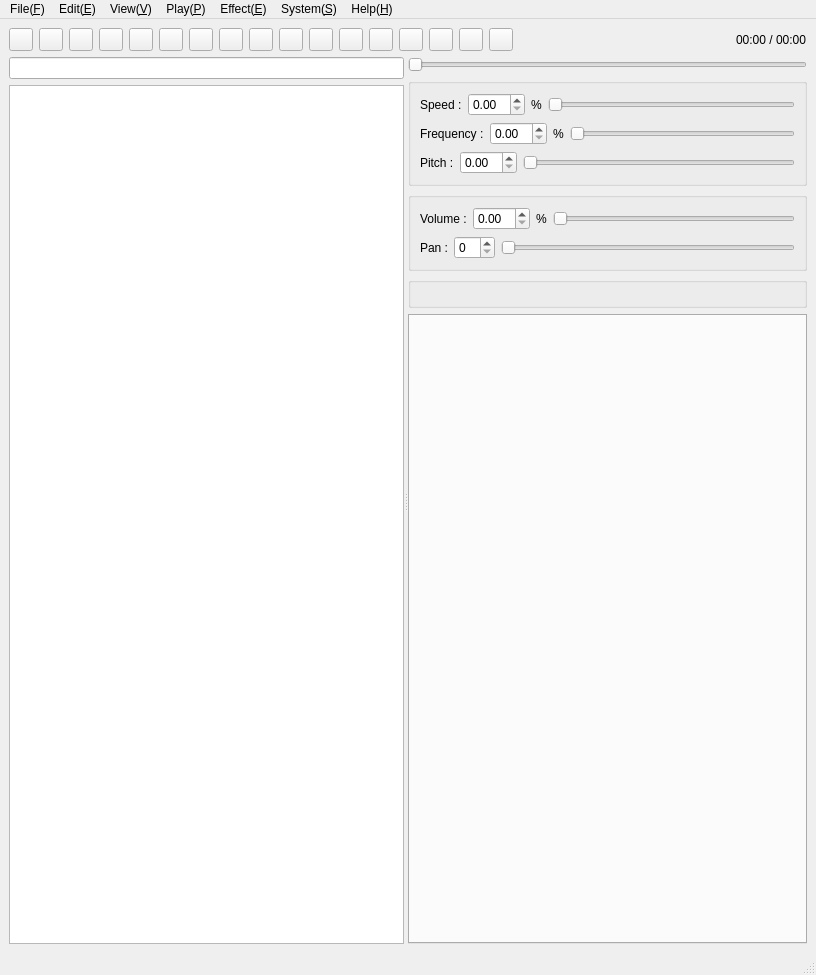
ryotayama/hayaemon_windows, file qt_gui/src/MainWnd/MainWnd.ui: the form before one commit.
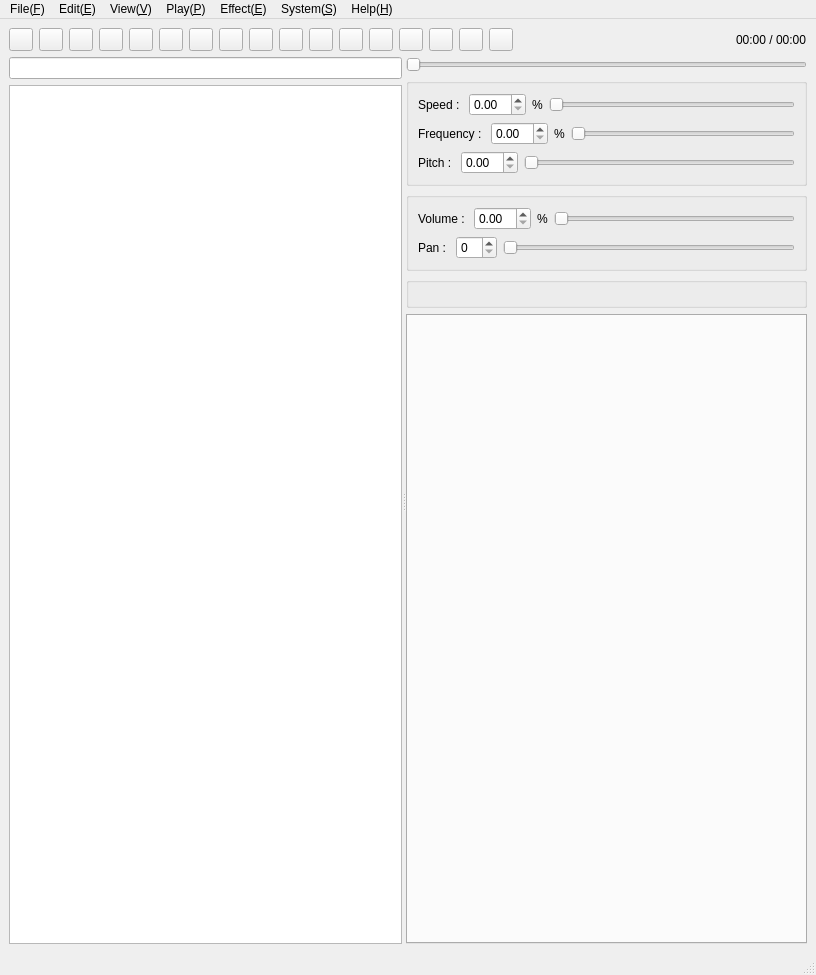
The form after the commit. Icons and pictures are not drawn. Custom widgets are drawn as their Qt base class.

The edit to the form file:
```diff
--- a/qt_gui/src/MainWnd/MainWnd.ui
+++ b/qt_gui/src/MainWnd/MainWnd.ui
@@ -383,7 +383,7 @@
              <item>
               <widget class="QLabel" name="speedLabel">
                <property name="text">
-                <string>Speed :</string>
+                <string>Speed : </string>
                </property>
               </widget>
              </item>
@@ -411,7 +411,7 @@
              <item>
               <widget class="QLabel" name="freqLabel">
                <property name="text">
-                <string>Frequency :</string>
+                <string>Frequency : </string>
                </property>
               </widget>
              </item>
@@ -439,7 +439,7 @@
              <item>
               <widget class="QLabel" name="pitchLabel">
                <property name="text">
-                <string>Pitch :</string>
+                <string>Pitch : </string>
                </property>
               </widget>
              </item>
@@ -472,7 +472,7 @@
              <item>
               <widget class="QLabel" name="volumeLabel">
                <property name="text">
-                <string>Volume :</string>
+                <string>Volume : </string>
                </property>
               </widget>
              </item>
@@ -500,7 +500,7 @@
              <item>
               <widget class="QLabel" name="panLabel">
                <property name="text">
-                <string>Pan :</string>
+                <string>Pan : </string>
                </property>
               </widget>
              </item>
```
Left out of the diff: 21 changed lines with no effect on the pictures.
